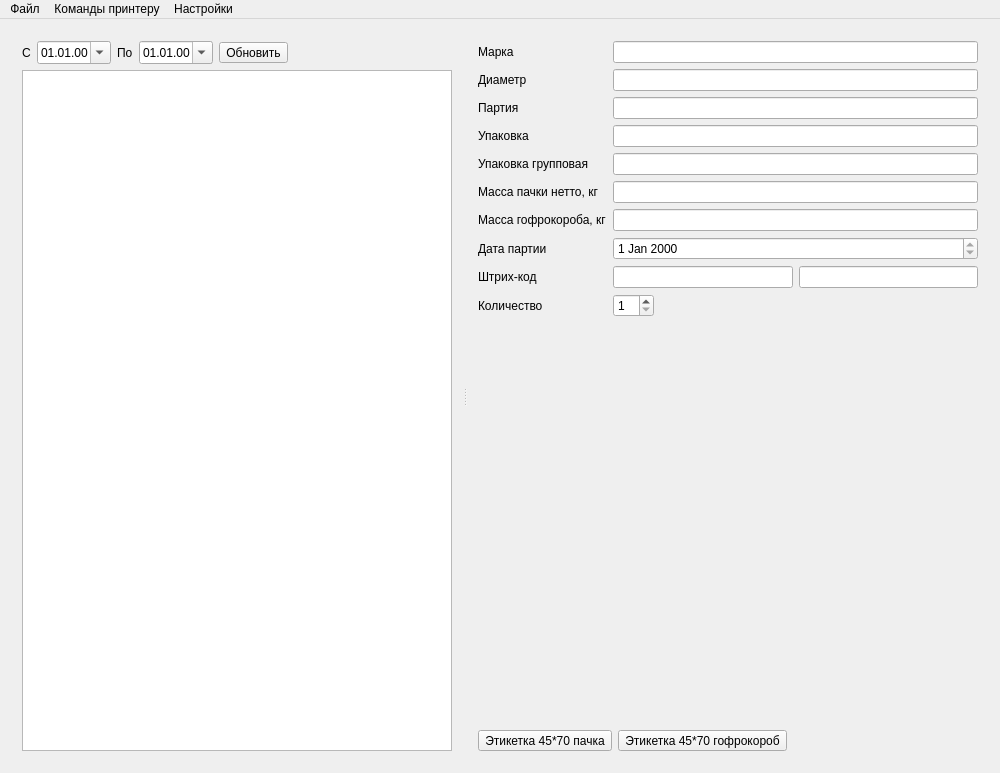
Above: mainwindow.ui from Sergeyego/el_label_tspl before the change. Below: the same form after it.
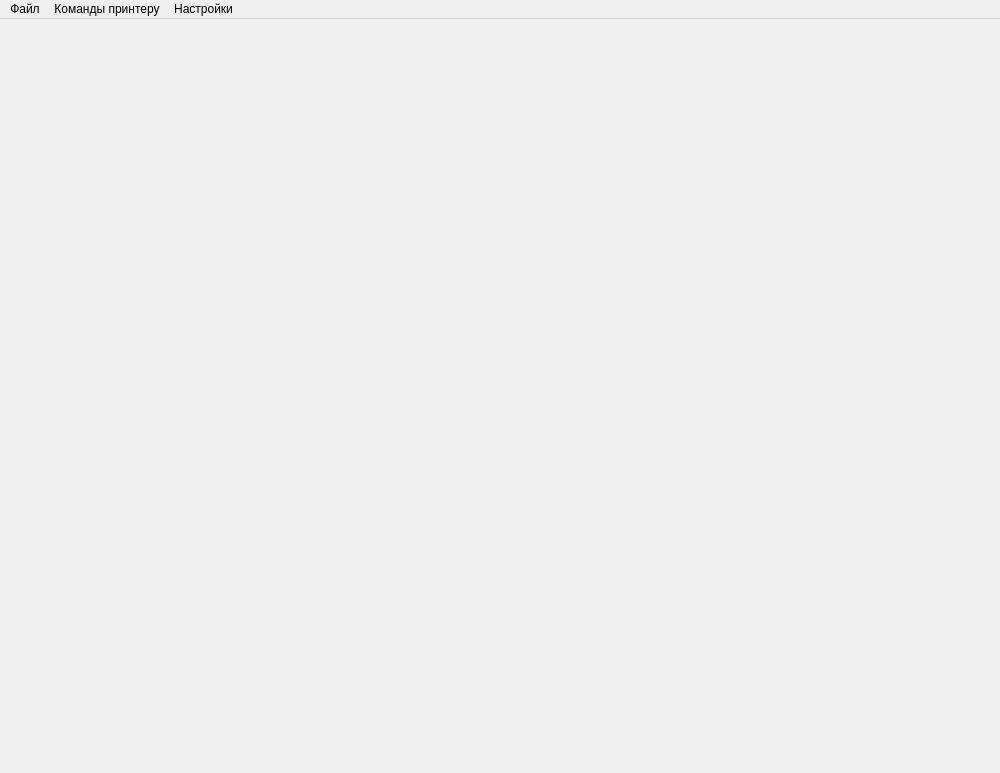
That is the form after the change.

```diff
--- a/mainwindow.ui
+++ b/mainwindow.ui
@@ -14,302 +14,26 @@
    <string>Печать термотрансферных этикеток для электродов</string>
   </property>
   <widget class="QWidget" name="centralWidget">
-   <layout class="QVBoxLayout" name="verticalLayout_3">
+   <layout class="QVBoxLayout" name="verticalLayout">
     <item>
-     <widget class="QSplitter" name="splitter">
-      <property name="orientation">
-       <enum>Qt::Horizontal</enum>
-      </property>
-      <widget class="QWidget" name="layoutWidget">
-       <layout class="QVBoxLayout" name="verticalLayout">
-        <item>
-         <layout class="QHBoxLayout" name="horizontalLayout">
-          <item>
-           <widget class="QLabel" name="label">
-            <property name="text">
-             <string>С</string>
-            </property>
-           </widget>
-          </item>
-          <item>
-           <widget class="QDateEdit" name="dateEditBeg">
-            <property name="displayFormat">
-             <string>dd.MM.yy</string>
-            </property>
-            <property name="calendarPopup">
-             <bool>true</bool>
-            </property>
-           </widget>
-          </item>
-          <item>
-           <widget class="QLabel" name="label_2">
-            <property name="text">
-             <string>По</string>
-            </property>
-           </widget>
-          </item>
-          <item>
-           <widget class="QDateEdit" name="dateEditEnd">
-            <property name="displayFormat">
-             <string>dd.MM.yy</string>
-            </property>
-            <property name="calendarPopup">
-             <bool>true</bool>
-            </property>
-           </widget>
-          </item>
-          <item>
-           <widget class="QToolButton" name="toolButtonUpd">
-            <property name="text">
-             <string>Обновить</string>
-            </property>
-            <property name="toolButtonStyle">
-             <enum>Qt::ToolButtonTextBesideIcon</enum>
-            </property>
-           </widget>
-          </item>
-          <item>
-           <spacer name="horizontalSpacer">
-            <property name="orientation">
-             <enum>Qt::Horizontal</enum>
-            </property>
-            <property name="sizeHint" stdset="0">
-             <size>
-              <width>40</width>
-              <height>20</height>
-             </size>
-            </property>
-           </spacer>
-          </item>
-         </layout>
-        </item>
-        <item>
-         <widget class="QTableView" name="tableViewPart">
-          <property name="selectionMode">
-           <enum>QAbstractItemView::SingleSelection</enum>
-          </property>
-          <property name="selectionBehavior">
-           <enum>QAbstractItemView::SelectRows</enum>
-          </property>
-          <attribute name="verticalHeaderVisible">
-           <bool>false</bool>
-          </attribute>
-         </widget>
-        </item>
-       </layout>
-      </widget>
-      <widget class="QWidget" name="layoutWidget">
-       <layout class="QVBoxLayout" name="verticalLayout_2">
-        <item>
-         <layout class="QGridLayout" name="gridLayout">
-          <item row="6" column="0" colspan="2">
-           <widget class="QLabel" name="label_10">
-            <property name="text">
-             <string>Масса гофрокороба, кг</string>
-            </property>
-           </widget>
-          </item>
-          <item row="7" column="0" colspan="2">
-           <widget class="QLabel" name="label_9">
-            <property name="text">
-             <string>Дата партии</string>
-            </property>
-           </widget>
-          </item>
-          <item row="9" column="0" colspan="2">
-           <widget class="QLabel" name="label_17">
-            <property name="text">
-             <string>Количество</string>
-            </property>
-           </widget>
-          </item>
-          <item row="0" column="0" colspan="2">
-           <widget class="QLabel" name="label_3">
-            <property name="text">
-             <string>Марка</string>
-            </property>
-           </widget>
-          </item>
-          <item row="9" column="2">
-           <widget class="QSpinBox" name="spinBox">
-            <property name="sizePolicy">
-             <sizepolicy hsizetype="Maximum" vsizetype="Fixed">
-              <horstretch>0</horstretch>
-              <verstretch>0</verstretch>
-             </sizepolicy>
-            </property>
-            <property name="minimum">
-             <number>1</number>
-            </property>
-           </widget>
-          </item>
-          <item row="1" column="0" colspan="2">
-           <widget class="QLabel" name="label_4">
-            <property name="text">
-             <string>Диаметр</string>
-            </property>
-           </widget>
-          </item>
-          <item row="2" column="0" colspan="2">
-           <widget class="QLabel" name="label_6">
-            <property name="text">
-             <string>Партия</string>
-            </property>
-           </widget>
-          </item>
-          <item row="8" column="3">
-           <widget class="QLineEdit" name="lineEditEanGr">
-            <property name="readOnly">
-             <bool>true</bool>
-            </property>
-           </widget>
-          </item>
-          <item row="3" column="0" colspan="2">
-           <widget class="QLabel" name="label_7">
-            <property name="text">
-             <string>Упаковка</string>
-            </property>
-           </widget>
-          </item>
-          <item row="3" column="2" colspan="2">
-           <widget class="QLineEdit" name="lineEditPackEd">
-            <property name="readOnly">
-             <bool>true</bool>
-            </property>
-           </widget>
-          </item>
-          <item row="8" column="2">
-           <widget class="QLineEdit" name="lineEditEanEd">
-            <property name="readOnly">
-             <bool>true</bool>
-            </property>
-           </widget>
-          </item>
-          <item row="7" column="2" colspan="2">
-           <widget class="QDateEdit" name="dateEditPart">
-            <property name="readOnly">
-             <bool>true</bool>
-            </property>
-           </widget>
-          </item>
-          <item row="2" column="2" colspan="2">
-           <widget class="QLineEdit" name="lineEditPart">
-            <property name="readOnly">
-             <bool>true</bool>
-            </property>
-           </widget>
-          </item>
-          <item row="1" column="2" colspan="2">
-           <widget class="QLineEdit" name="lineEditDiam">
-            <property name="readOnly">
-             <bool>true</bool>
-            </property>
-           </widget>
-          </item>
-          <item row="5" column="0" colspan="2">
-           <widget class="QLabel" name="label_8">
-            <property name="text">
-             <string>Масса пачки нетто, кг</string>
-            </property>
-           </widget>
-          </item>
-          <item row="0" column="2" colspan="2">
-           <widget class="QLineEdit" name="lineEditMark">
-            <property name="readOnly">
-             <bool>true</bool>
-            </property>
-           </widget>
-          </item>
-          <item row="5" column="2" colspan="2">
-           <widget class="QLineEdit" name="lineEditKvoEd">
-            <property name="readOnly">
-             <bool>true</bool>
-            </property>
-           </widget>
-          </item>
-          <item row="8" column="0" colspan="2">
-           <widget class="QLabel" name="label_5">
-            <property name="text">
-             <string>Штрих-код</string>
-            </property>
-           </widget>
-          </item>
-          <item row="6" column="2" colspan="2">
-           <widget class="QLineEdit" name="lineEditKvoGr">
-            <property name="readOnly">
-             <bool>true</bool>
-            </property>
-           </widget>
-          </item>
-          <item row="4" column="0" colspan="2">
-           <widget class="QLabel" name="label_11">
-            <property name="text">
-             <string>Упаковка групповая</string>
-            </property>
-           </widget>
-          </item>
-          <item row="4" column="2" colspan="2">
-           <widget class="QLineEdit" name="lineEditPackGr">
-            <property name="readOnly">
-             <bool>true</bool>
-            </property>
-           </widget>
-          </item>
-         </layout>
-        </item>
-        <item>
-         <spacer name="verticalSpacer">
-          <property name="orientation">
-           <enum>Qt::Vertical</enum>
-          </property>
-          <property name="sizeHint" stdset="0">
-           <size>
-            <width>20</width>
-            <height>40</height>
-           </size>
-          </property>
-         </spacer>
-        </item>
-        <item>
-         <layout class="QHBoxLayout" name="horizontalLayout_3">
-          <item>
-           <widget class="QToolButton" name="toolButtonPSmall">
-            <property name="text">
-             <string>Этикетка 45*70 пачка</string>
-            </property>
-            <property name="toolButtonStyle">
-             <enum>Qt::ToolButtonTextBesideIcon</enum>
-            </property>
-           </widget>
-          </item>
-          <item>
-           <widget class="QToolButton" name="toolButtonGSmall">
-            <property name="text">
-             <string>Этикетка 45*70 гофрокороб</string>
-            </property>
-            <property name="toolButtonStyle">
-             <enum>Qt::ToolButtonTextBesideIcon</enum>
-            </property>
-           </widget>
-          </item>
-          <item>
-           <spacer name="horizontalSpacer_3">
-            <property name="orientation">
-             <enum>Qt::Horizontal</enum>
-            </property>
-            <property name="sizeHint" stdset="0">
-             <size>
-              <width>40</width>
-              <height>20</height>
-             </size>
-            </property>
-           </spacer>
-          </item>
-         </layout>
-        </item>
-       </layout>
-      </widget>
-     </widget>
+     <layout class="QVBoxLayout" name="verticalLayoutData"/>
+    </item>
+    <item>
+     <layout class="QHBoxLayout" name="horizontalLayoutToolButton">
+      <item>
+       <spacer name="horizontalSpacer">
+        <property name="orientation">
+         <enum>Qt::Horizontal</enum>
+        </property>
+        <property name="sizeHint" stdset="0">
+         <size>
+          <width>40</width>
+          <height>20</height>
+         </size>
+        </property>
+       </spacer>
+      </item>
+     </layout>
     </item>
    </layout>
   </widget>
```
Left out of the diff: 127 changed lines with no effect on the pictures.
